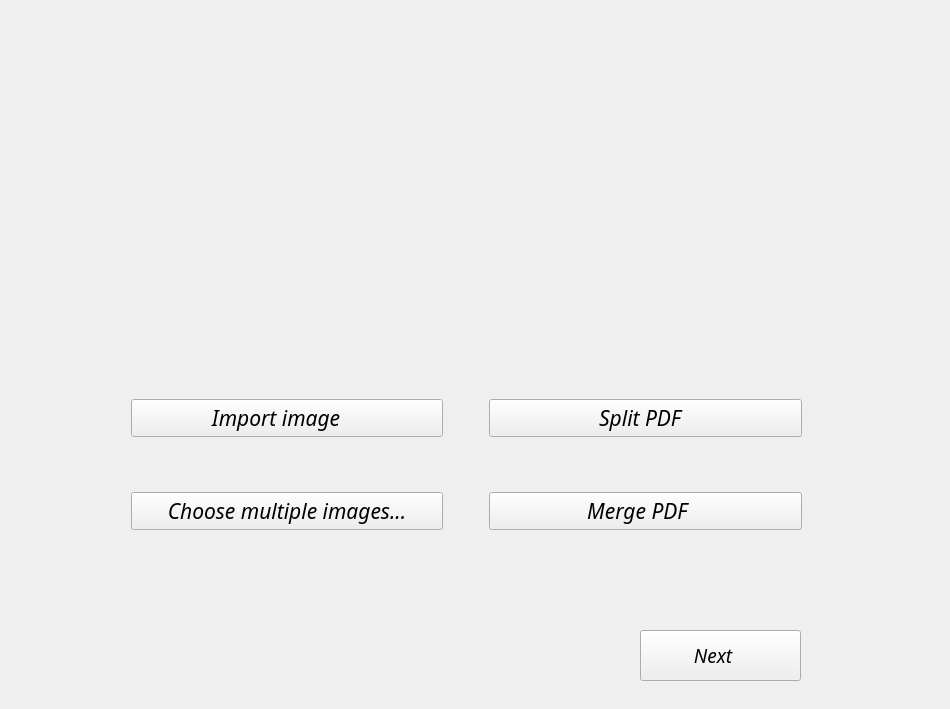
Before: the Qt Designer form Descan/mainwindow.ui in ratspeaker/descan, drawn with Qt 5.
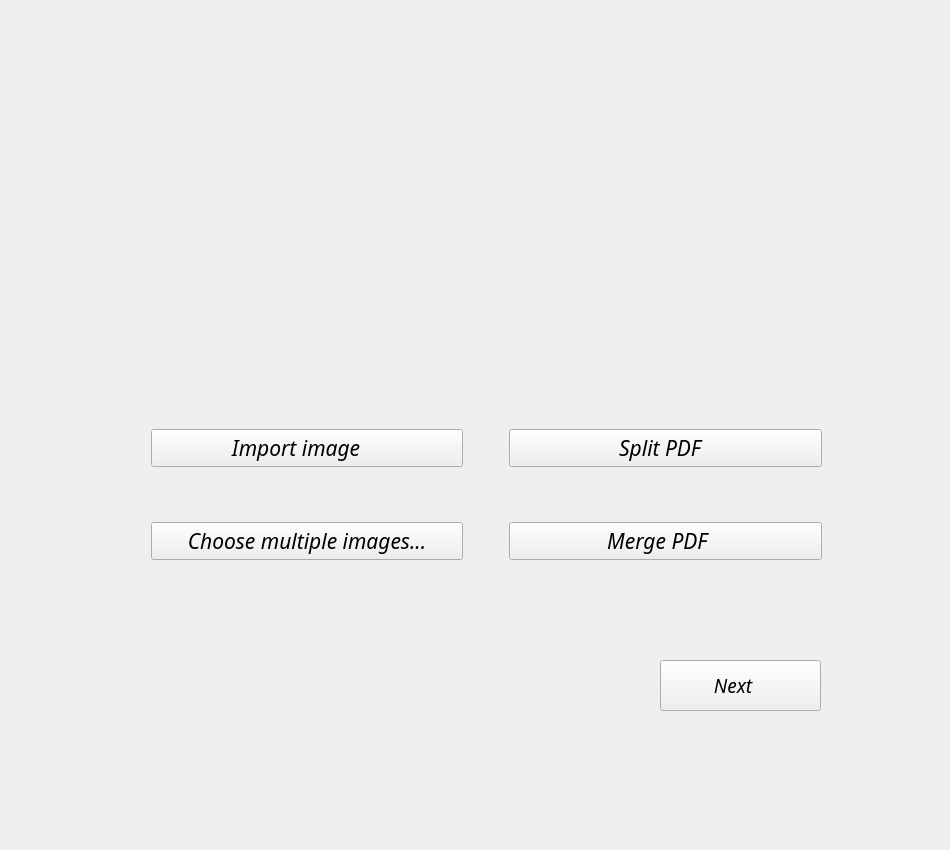
After: the same form once the commit is applied. Icons and pictures are not drawn.

```diff
--- a/Descan/mainwindow.ui
+++ b/Descan/mainwindow.ui
@@ -7,7 +7,7 @@
     <x>0</x>
     <y>0</y>
     <width>950</width>
-    <height>709</height>
+    <height>850</height>
    </rect>
   </property>
   <property name="maximumSize">
@@ -19,11 +19,17 @@
   <property name="windowTitle">
    <string>MainWindow</string>
   </property>
+  <property name="layoutDirection">
+   <enum>Qt::RightToLeft</enum>
+  </property>
+  <property name="styleSheet">
+   <string notr="true"/>
+  </property>
   <widget class="QStackedWidget" name="stackedWidget">
    <property name="geometry">
     <rect>
-     <x>-20</x>
-     <y>20</y>
+     <x>0</x>
+     <y>50</y>
      <width>1021</width>
      <height>681</height>
     </rect>
@@ -38,8 +44,8 @@
     <widget class="QLabel" name="lblDescan">
      <property name="geometry">
       <rect>
-       <x>150</x>
-       <y>40</y>
+       <x>130</x>
+       <y>50</y>
        <width>591</width>
        <height>151</height>
       </rect>
@@ -67,6 +73,9 @@
        <italic>true</italic>
       </font>
      </property>
+     <property name="layoutDirection">
+      <enum>Qt::LeftToRight</enum>
+     </property>
      <property name="text">
       <string>Next   </string>
      </property>
@@ -83,7 +92,7 @@
       </size>
      </property>
     </widget>
-    <widget class="QWidget" name="">
+    <widget class="QWidget" name="layoutWidget">
      <property name="geometry">
       <rect>
        <x>151</x>
@@ -128,6 +137,9 @@
           <italic>true</italic>
          </font>
         </property>
+        <property name="layoutDirection">
+         <enum>Qt::RightToLeft</enum>
+        </property>
         <property name="text">
          <string>Import image    </string>
         </property>
@@ -153,6 +165,9 @@
           <italic>true</italic>
          </font>
         </property>
+        <property name="layoutDirection">
+         <enum>Qt::RightToLeft</enum>
+        </property>
         <property name="text">
          <string> Split PDF   </string>
         </property>
@@ -194,6 +209,9 @@
           <italic>true</italic>
          </font>
         </property>
+        <property name="layoutDirection">
+         <enum>Qt::RightToLeft</enum>
+        </property>
         <property name="text">
          <string>Merge PDF   </string>
         </property>
```
Left out of the diff: 75 changed lines with no effect on the pictures.
